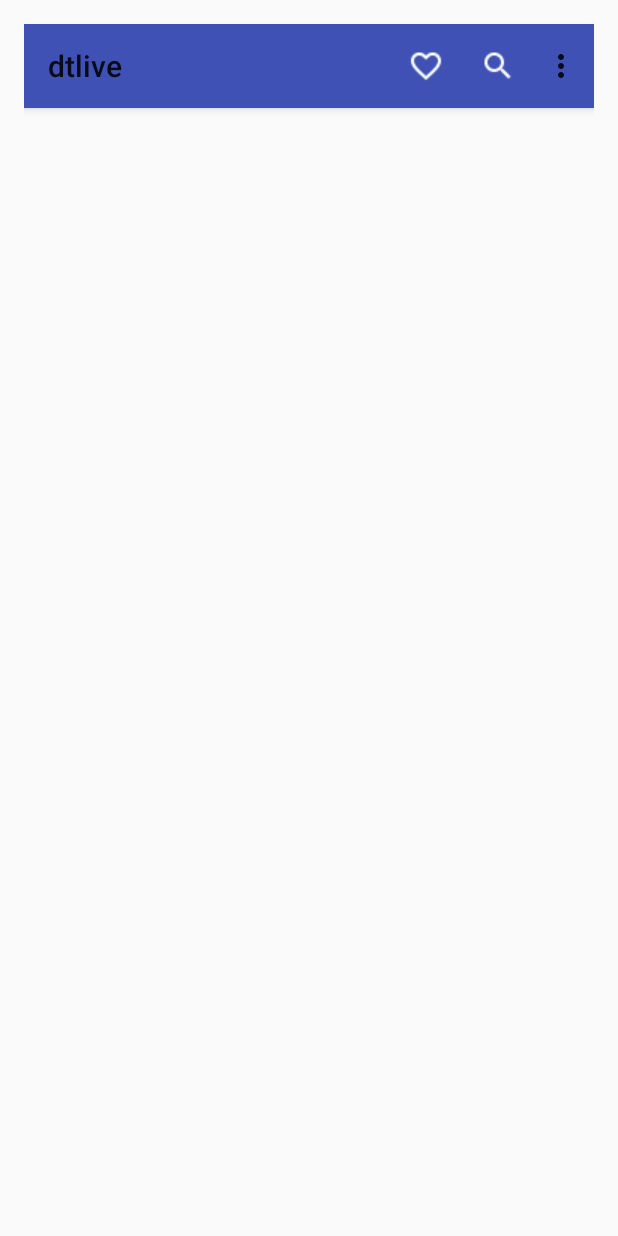
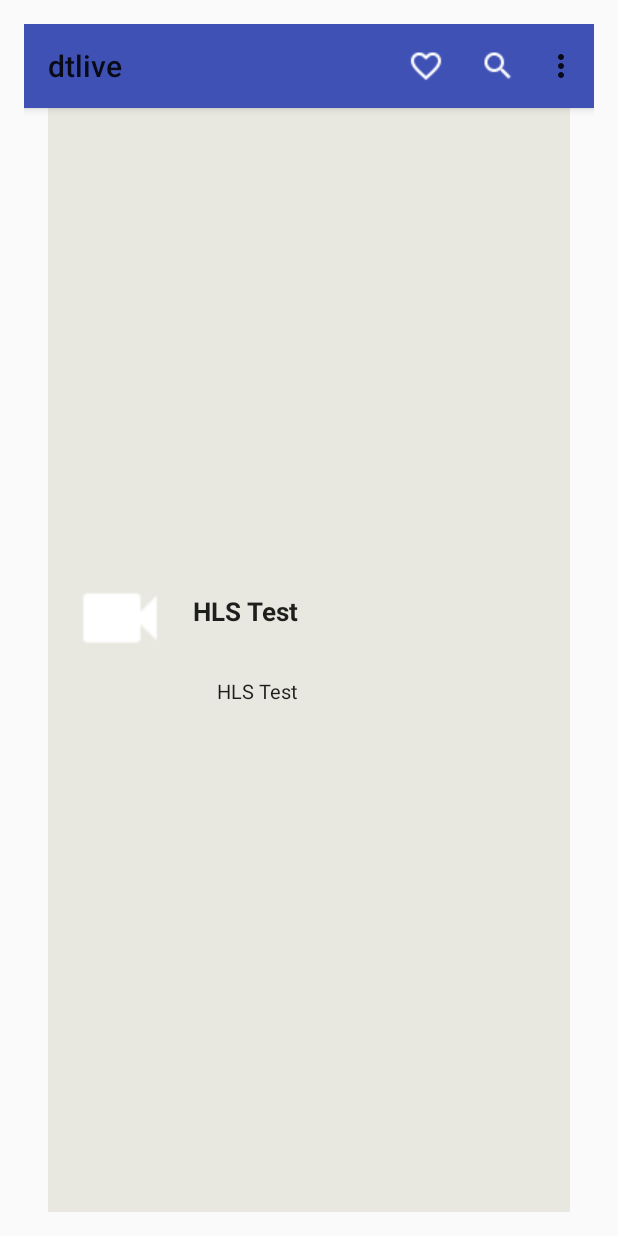
Before and after one commit to peterfuture/dtlive_android, an Android app: the screen it shows after launch (MainActivity), on a phone screen of 412 x 824 dp. Run offline under Robolectric (Android 15) with nearby library versions, the phone set to English and light mode, and no system bars; libraries missing offline, so code that uses them is left out: com.roughike.bottombar; 7 statements that could not run were skipped.

Commit message:
fragment -2

```diff
--- a/dtlive/app/src/main/java/com/dttv/dtlive/ui/LiveBrowserAdapter.java
+++ b/dtlive/app/src/main/java/com/dttv/dtlive/adapters/LiveBrowserAdapter.java
@@ -1,27 +1,30 @@
-package com.dttv.dtlive.ui;
+package com.dttv.dtlive.adapters;
 
 import android.support.v7.widget.RecyclerView;
 import android.view.LayoutInflater;
 import android.view.View;
 import android.view.ViewGroup;
+import android.widget.ImageView;
 import android.widget.TextView;
 
-import com.dttv.dtlive.ui.ItemFragment.OnListFragmentInteractionListener;
-import com.dttv.dtlive.ui.dummy.DummyContent.DummyItem;
+import com.dttv.dtlive.R;
+import com.dttv.dtlive.ui.LiveBrowserFragment.OnLiveBrowserListFragmentInteractionListener;
+import com.dttv.dtlive.model.LiveChannelModel;
+import com.dttv.dtlive.model.LiveChannelModel.LiveChannelItem;
 
 import java.util.List;
 
 /**
- * {@link RecyclerView.Adapter} that can display a {@link DummyItem} and makes a call to the
- * specified {@link OnListFragmentInteractionListener}.
+ * {@link RecyclerView.Adapter} that can display a {@link LiveChannelItem} and makes a call to the
+ * specified {@link OnLiveBrowserListFragmentInteractionListener}.
  * TODO: Replace the implementation with code for your data type.
  */
 public class LiveBrowserAdapter extends RecyclerView.Adapter<LiveBrowserAdapter.ViewHolder> {
 
-    private final List<DummyItem> mValues;
-    private final OnListFragmentInteractionListener mListener;
+    private final List<LiveChannelModel.LiveChannelItem> mValues;
+    private final OnLiveBrowserListFragmentInteractionListener mListener;
 
-    public LiveBrowserAdapter(List<DummyItem> items, OnListFragmentInteractionListener listener) {
+    public LiveBrowserAdapter(List<LiveChannelModel.LiveChannelItem> items, OnLiveBrowserListFragmentInteractionListener listener) {
         mValues = items;
         mListener = listener;
     }
@@ -29,7 +32,7 @@ public class LiveBrowserAdapter extends RecyclerView.Adapter<LiveBrowserAdapter.
     @Override
     public ViewHolder onCreateViewHolder(ViewGroup parent, int viewType) {
         View view = LayoutInflater.from(parent.getContext())
-                .inflate(R.layout.fragment_item, parent, false);
+                .inflate(R.layout.fragment_live_browser_item, parent, false);
         return new ViewHolder(view);
     }
 
@@ -37,6 +40,7 @@ public class LiveBrowserAdapter extends RecyclerView.Adapter<LiveBrowserAdapter.
     public void onBindViewHolder(final ViewHolder holder, int position) {
         holder.mItem = mValues.get(position);
         holder.mIdView.setText(mValues.get(position).id);
+        holder.mTitleView.setText(mValues.get(position).title);
         holder.mContentView.setText(mValues.get(position).content);
 
         holder.mView.setOnClickListener(new View.OnClickListener() {
@@ -45,7 +49,7 @@ public class LiveBrowserAdapter extends RecyclerView.Adapter<LiveBrowserAdapter.
                 if (null != mListener) {
                     // Notify the active callbacks interface (the activity, if the
                     // fragment is attached to one) that an item has been selected.
-                    mListener.onListFragmentInteraction(holder.mItem);
+                    mListener.onLiveBrowserListFragmentInteraction(holder.mItem);
                 }
             }
         });
@@ -59,14 +63,19 @@ public class LiveBrowserAdapter extends RecyclerView.Adapter<LiveBrowserAdapter.
     public class ViewHolder extends RecyclerView.ViewHolder {
         public final View mView;
         public final TextView mIdView;
+        public TextView mTitleView;
         public final TextView mContentView;
-        public DummyItem mItem;
+        public ImageView mThumbImageView;
+        public LiveChannelItem mItem;
+
 
         public ViewHolder(View view) {
             super(view);
             mView = view;
             mIdView = (TextView) view.findViewById(R.id.id);
+            mTitleView = (TextView) view.findViewById(R.id.title);
             mContentView = (TextView) view.findViewById(R.id.content);
+            mThumbImageView = (ImageView) view.findViewById(R.id.thumb);
         }
 
         @Override
--- /dev/null
+++ b/dtlive/app/src/main/java/com/dttv/dtlive/model/LiveChannelModel.java
@@ -0,0 +1,72 @@
+package com.dttv.dtlive.model;
+
+import android.widget.ImageView;
+
+import java.util.ArrayList;
+import java.util.HashMap;
+import java.util.List;
+import java.util.Map;
+
+/**
+ * Created by dttv on 16-6-22.
+ */
+
+public class LiveChannelModel {
+
+    /**
+     * An array of sample (dummy) items.
+     */
+    public static final List<LiveChannelItem> ITEMS = new ArrayList<LiveChannelItem>();
+
+    /**
+     * A map of sample (dummy) items, by ID.
+     */
+    public static final Map<String, LiveChannelItem> ITEM_MAP = new HashMap<String, LiveChannelItem>();
+
+    private static final int COUNT = 3;
+
+    static {
+        // Add some sample items.
+
+        String id = "1";
+        String uri = "http://devimages.apple.com/iphone/samples/bipbop/bipbopall.m3u8";
+        String title = "HLS Test";
+        String content = "HLS Test";
+        String details = "HLS Test";
+        LiveChannelItem item1 = new LiveChannelItem("1", uri, title, content, details);
+        addItem(item1);
+        LiveChannelItem item2 = new LiveChannelItem("2", uri, title, content, details);
+        addItem(item2);
+        LiveChannelItem item3 = new LiveChannelItem("3", uri, title, content, details);
+        addItem(item3);
+    }
+
+    private static void addItem(LiveChannelItem item) {
+        ITEMS.add(item);
+        ITEM_MAP.put(item.id, item);
+    }
+
+    /**
+     * A dummy item representing a piece of content.
+     */
+    public static class LiveChannelItem {
+        public final String id;
+        public final String uri;
+        public final String title;
+        public final String content;
+        public final String details;
+
+        public LiveChannelItem(String id, String uri, String title, String content, String details) {
+            this.id = id;
+            this.uri = uri;
+            this.title = title;
+            this.content = content;
+            this.details = details;
+        }
+
+        @Override
+        public String toString() {
+            return content;
+        }
+    }
+}
--- a/dtlive/app/src/main/java/com/dttv/dtlive/ui/LiveBrowserFragment.java
+++ b/dtlive/app/src/main/java/com/dttv/dtlive/ui/LiveBrowserFragment.java
@@ -11,10 +11,10 @@ import android.view.View;
 import android.view.ViewGroup;
 
 import com.dttv.dtlive.R;
+import com.dttv.dtlive.adapters.LiveBrowserAdapter;
+import com.dttv.dtlive.model.LiveChannelModel;
 import com.dttv.dtlive.ui.dummy.DummyContent;
 import com.dttv.dtlive.ui.dummy.DummyContent.DummyItem;
-
-import java.util.List;
 
 /**
  * A fragment representing a list of Items.
@@ -70,7 +70,7 @@ public class LiveBrowserFragment extends Fragment {
             } else {
                 recyclerView.setLayoutManager(new GridLayoutManager(context, mColumnCount));
             }
-            recyclerView.setAdapter(new LiveBrowserAdapter(DummyContent.ITEMS, mListener));
+            recyclerView.setAdapter(new LiveBrowserAdapter(LiveChannelModel.ITEMS, mListener));
         }
         return view;
     }
@@ -105,6 +105,6 @@ public class LiveBrowserFragment extends Fragment {
      */
     public interface OnLiveBrowserListFragmentInteractionListener {
         // TODO: Update argument type and name
-        void onLiveBrowserListFragmentInteraction(DummyItem item);
+        void onLiveBrowserListFragmentInteraction(LiveChannelModel.LiveChannelItem item);
     }
 }
--- a/dtlive/app/src/main/java/com/dttv/dtlive/ui/MainActivity.java
+++ b/dtlive/app/src/main/java/com/dttv/dtlive/ui/MainActivity.java
@@ -12,6 +12,8 @@ import android.view.Menu;
 import android.view.MenuItem;
 
 import com.dttv.dtlive.R;
+import com.dttv.dtlive.model.LiveChannelModel;
+import com.dttv.dtlive.ui.dummy.DummyContent;
 import com.roughike.bottombar.BottomBar;
 import com.roughike.bottombar.OnMenuTabClickListener;
 
@@ -103,7 +105,7 @@ public class MainActivity extends AppCompatActivity
         }
     }
 
-    public void onLiveBrowserListFragmentInteraction(Uri uri) {
+    public void onLiveBrowserListFragmentInteraction(LiveChannelModel.LiveChannelItem item) {
         // The user selected the headline of an article from the HeadlinesFragment
         // Do something here to display that article
     }
--- /dev/null
+++ b/dtlive/app/src/main/res/drawable/list_item.xml
@@ -0,0 +1,8 @@
+<?xml version="1.0" encoding="utf-8"?>
+<selector xmlns:android="http://schemas.android.com/apk/res/android">
+
+    <item android:drawable="@color/backgroundColorPress" android:state_pressed="true"/>
+    <item android:drawable="@color/backgroundColorPress" android:state_focused="true"/>
+    <item android:drawable="@color/backgroundColor"/>
+
+</selector>
--- a/dtlive/app/src/main/res/layout/activity_main.xml
+++ b/dtlive/app/src/main/res/layout/activity_main.xml
@@ -10,6 +10,12 @@
     android:paddingTop="@dimen/activity_vertical_margin"
     tools:context="com.dttv.dtlive.ui.MainActivity">
 
+    <FrameLayout
+        android:id="@+id/id_main_fragment"
+        android:layout_width="match_parent"
+        android:layout_height="match_parent"
+        app:layout_behavior="@string/appbar_scrolling_view_behavior"/>
+
     <android.support.v7.widget.Toolbar
         android:id="@+id/id_camera_activity_toolbar"
         android:layout_width="match_parent"
@@ -19,10 +25,6 @@
         android:theme="@style/ThemeOverlay.AppCompat.ActionBar"
         app:popupTheme="@style/ThemeOverlay.AppCompat.Light"/>
 
-    <FrameLayout
-        android:id="@+id/id_main_fragment"
-        android:layout_width="match_parent"
-        android:layout_height="match_parent"
-        app:layout_behavior="@string/appbar_scrolling_view_behavior"/>
+
 
 </RelativeLayout>
--- a/dtlive/app/src/main/res/layout/fragment_live_browser.xml
+++ b/dtlive/app/src/main/res/layout/fragment_live_browser.xml
@@ -6,6 +6,7 @@
     android:name="com.dttv.dtlive.ui.LiveBrowserFragment"
     android:layout_width="match_parent"
     android:layout_height="match_parent"
+    android:background="@color/backgroundColor"
     android:layout_marginLeft="16dp"
     android:layout_marginRight="16dp"
     app:layoutManager="LinearLayoutManager"
--- a/dtlive/app/src/main/res/layout/fragment_live_browser_item.xml
+++ b/dtlive/app/src/main/res/layout/fragment_live_browser_item.xml
@@ -1,20 +1,51 @@
 <?xml version="1.0" encoding="utf-8"?>
-<LinearLayout xmlns:android="http://schemas.android.com/apk/res/android"
-    android:layout_width="wrap_content"
-    android:layout_height="wrap_content"
-    android:orientation="horizontal">
+<RelativeLayout xmlns:android="http://schemas.android.com/apk/res/android"
+    android:layout_width="match_parent"
+    android:layout_height="match_parent"
+    android:background="@drawable/list_item"
+    android:paddingBottom="10dp"
+    android:paddingLeft="15dp"
+    android:paddingRight="15dp"
+    android:paddingTop="10dp" >
+
+    <ImageView
+        android:id="@+id/thumb"
+        android:layout_width="@dimen/placehold_thumb_width"
+        android:layout_height="@dimen/placehold_thumb_height"
+        android:layout_alignParentLeft="true"
+        android:layout_centerVertical="true"
+        android:scaleType="fitXY"
+        android:src="@mipmap/ic_videocam_white_48dp" />
 
     <TextView
         android:id="@+id/id"
         android:layout_width="wrap_content"
         android:layout_height="wrap_content"
         android:layout_margin="@dimen/text_margin"
-        android:textAppearance="?attr/textAppearanceListItem" />
+        android:textAppearance="?attr/textAppearanceListItem"
+        android:visibility="gone"/>
+
+    <TextView
+        android:id="@+id/title"
+        android:layout_width="wrap_content"
+        android:layout_height="wrap_content"
+        android:layout_alignTop="@+id/thumb"
+        android:layout_marginLeft="12dp"
+        android:layout_toRightOf="@+id/thumb"
+        android:textSize="@dimen/video_list_title"
+        android:layout_margin="@dimen/text_margin"
+        android:textAppearance="?attr/textAppearanceListItem"
+        android:textStyle="bold"/>
 
     <TextView
         android:id="@+id/content"
         android:layout_width="wrap_content"
         android:layout_height="wrap_content"
+        android:layout_alignLeft="@+id/title"
+        android:layout_below="@+id/title"
+        android:layout_marginTop="4dp"
+        android:maxLines="2"
         android:layout_margin="@dimen/text_margin"
-        android:textAppearance="?attr/textAppearanceListItem" />
-</LinearLayout>
+        android:textAppearance="?attr/textAppearanceListItem"
+        android:textSize="@dimen/video_list_content"/>
+</RelativeLayout>
--- a/dtlive/app/src/main/res/values/colors.xml
+++ b/dtlive/app/src/main/res/values/colors.xml
@@ -3,4 +3,8 @@
     <color name="colorPrimary">#3F51B5</color>
     <color name="colorPrimaryDark">#303F9F</color>
     <color name="colorAccent">#FF4081</color>
+
+    <!--LiveChannel Adapter-->
+    <color name="backgroundColor">#E8E8E0</color>
+    <color name="backgroundColorPress">#DBDBD3</color>
 </resources>
--- a/dtlive/app/src/main/res/values/dimens.xml
+++ b/dtlive/app/src/main/res/values/dimens.xml
@@ -3,4 +3,9 @@
     <dimen name="activity_horizontal_margin">16dp</dimen>
     <dimen name="activity_vertical_margin">16dp</dimen>
     <dimen name="text_margin">16dp</dimen>
+
+    <dimen name="placehold_thumb_width">65dp</dimen>
+    <dimen name="placehold_thumb_height">65dp</dimen>
+    <dimen name="video_list_title">17sp</dimen>
+    <dimen name="video_list_content">13sp</dimen>
 </resources>
```
Also changed, not shown: dtlive/app/src/main/res/mipmap-mdpi/ic_videocam_white_48dp.png (added).
